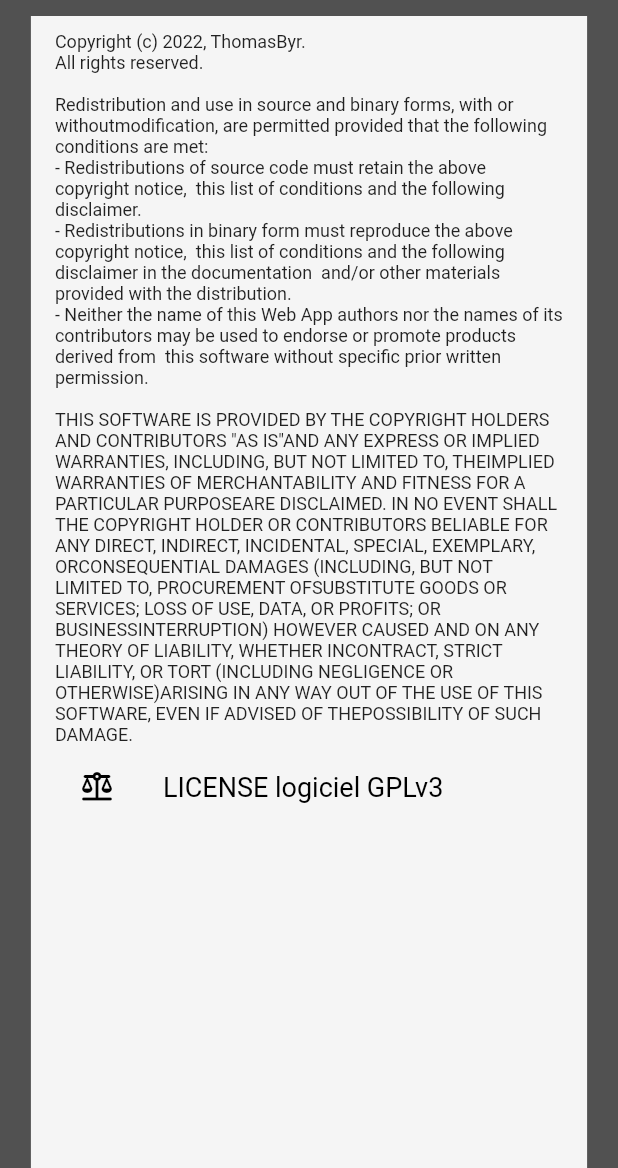
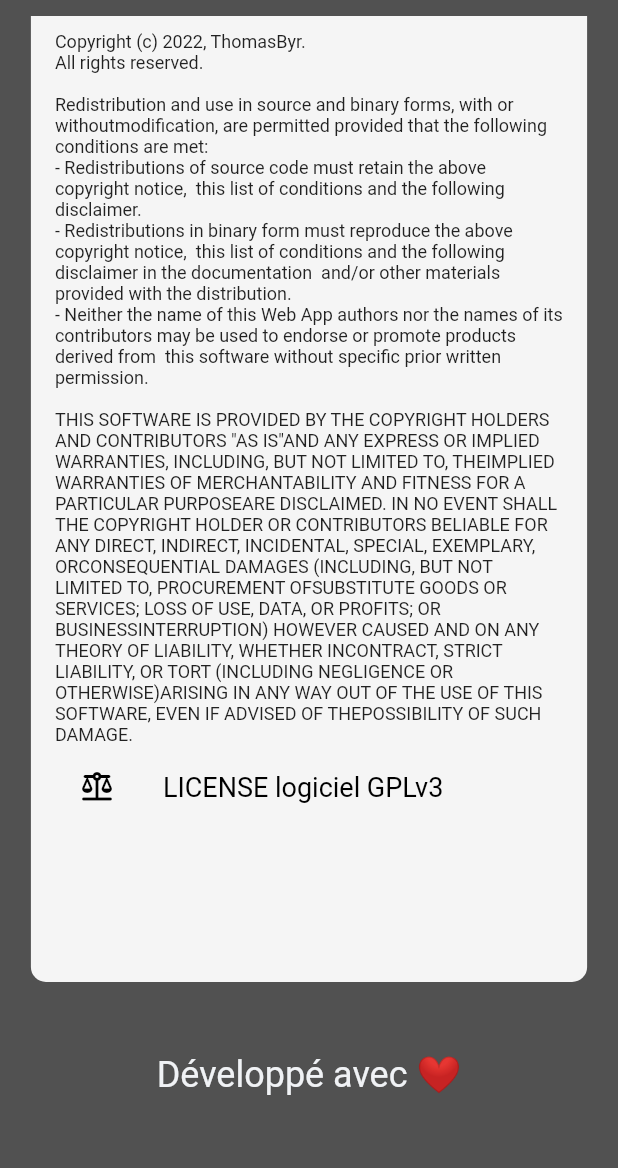
Before and after one commit to ThomasByr/galapsbs, a Flutter app: the AboutPage screen opened directly, scrolled down 1048 dp, on a phone screen of 412 x 824 dp, the part 68-1236 px from its top. Run offline on Flutter 3.47's test engine with Material 2 defaults, Android fonts, the phone set to English and light mode, and no system bars; our stand-ins replace card_swiper, google_maps_flutter, swipe_cards, url_launcher_web; missing offline and left inert: color_models, flutter_color_models, google_maps_flutter_web, palette, unique_list; project files that could hold a hidden picture were left out.

Commit message:
gala tps esbs - v1.0.0+1 [stash]

```diff
--- a/lib/pages/about.dart
+++ b/lib/pages/about.dart
@@ -107,7 +107,7 @@ class _AboutPageState extends State<AboutPage> {
               ),
               const SizedBox(height: 48),
               Container(
-                height: 1250,
+                height: 850,
                 width: MediaQuery.of(context).size.width * .9,
                 decoration: BoxDecoration(
                   borderRadius: BorderRadius.circular(10),
```
